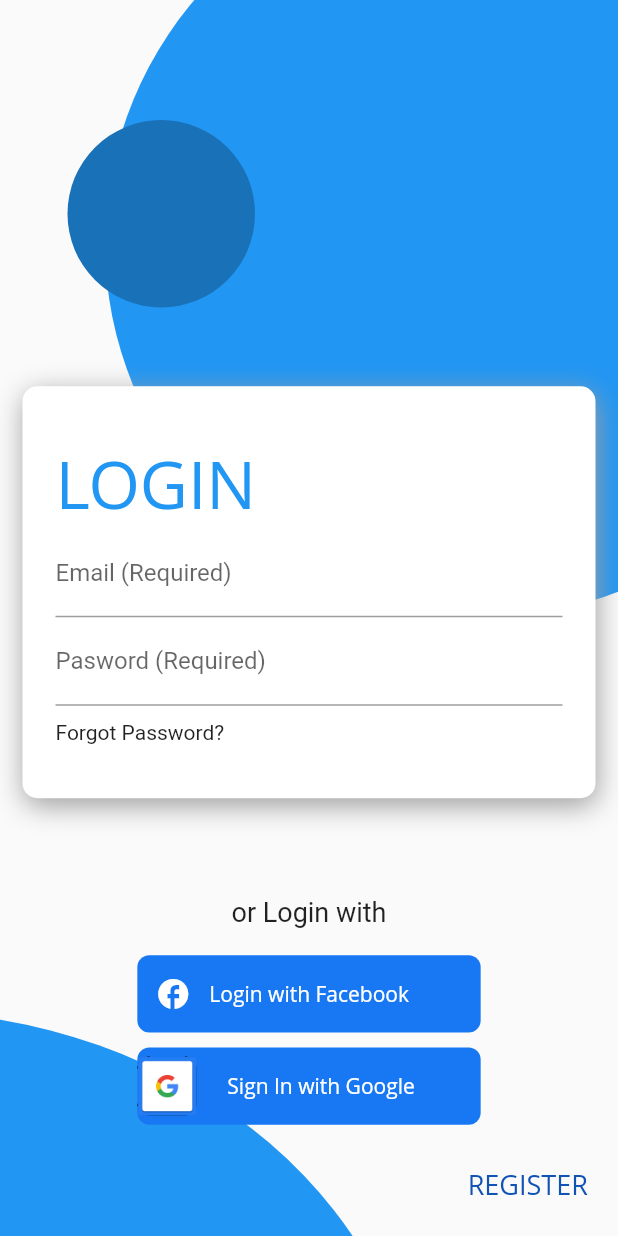
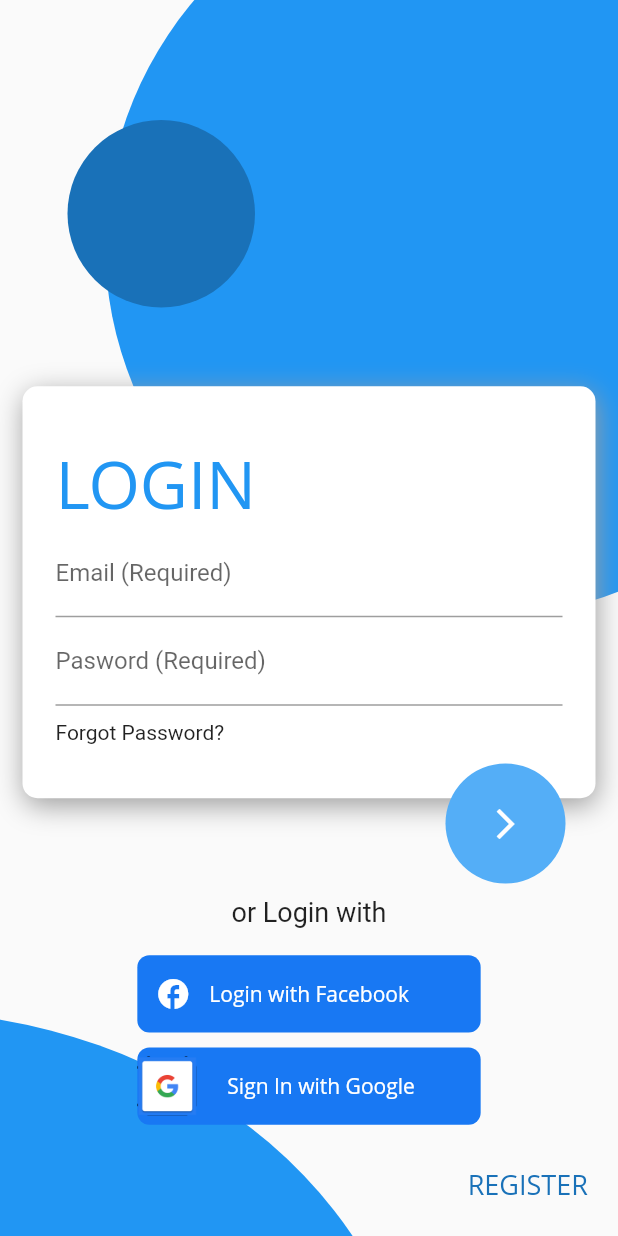
Before and after one commit to navaneethku/photos-api, a Flutter app: the screen it shows after launch, on a phone screen of 412 x 824 dp. Run offline on Flutter 3.47's test engine with Material 2 defaults, Android fonts, the light colour scheme and no system bars; our stand-ins replace get; Roboto replaces fonts that are missing (Open Sans).

Commit message:
completed register page

```diff
--- a/navaneeth_app/lib/app/modules/Register/views/register_view.dart
+++ b/navaneeth_app/lib/app/modules/Register/views/register_view.dart
@@ -60,7 +60,7 @@ class RegisterView extends GetView<RegisterController> {
                         ),
                       ),
                     ),
-                    Positioned.fill(
+                    Container(
                         child: Column(
                       children: [
                         Container(
@@ -119,8 +119,7 @@ class RegisterView extends GetView<RegisterController> {
                                     "Forgot Password?",
                                     textAlign: TextAlign.left,
                                   ),
-                                ),
-                                // Container(child: Text("HEllo")),
+                                ), // Container(child: Text("HEllo")),
                               ],
                             )),
                           ),
@@ -201,13 +200,35 @@ class RegisterView extends GetView<RegisterController> {
                               'REGISTER',
                               textAlign: TextAlign.right,
                               style: TextStyle(
-                                  color: Color(0xff1053b4),
+                                  color: Color(0xff1971b8),
                                   fontFamily: 'Open Sans',
                                   fontSize: 18,
                                   fontWeight: FontWeight.w500),
-                            ))
+                            )),
                       ],
-                    ))
+                    )),
+                    Positioned(
+                      bottom: 235,
+                      right: 35,
+                      child: Container(
+                        width: 80,
+                        height: 80,
+                        decoration: const BoxDecoration(
+                          color: Color.fromARGB(255, 84, 174, 247),
+                          shape: BoxShape.circle,
+                        ),
+                        child: IconButton(
+                          onPressed: () {
+                            Get.to(
+                              () => HomeView(),
+                            );
+                            Get.put(HomeController());
+                          },
+                          icon: const Icon(Icons.arrow_forward_ios),
+                          color: Colors.white,
+                        ),
+                      ),
+                    ),
                   ],
                 ),
               ),
```
Also changed, not shown: navaneeth_app/lib/api/images_provider.dart (added).
